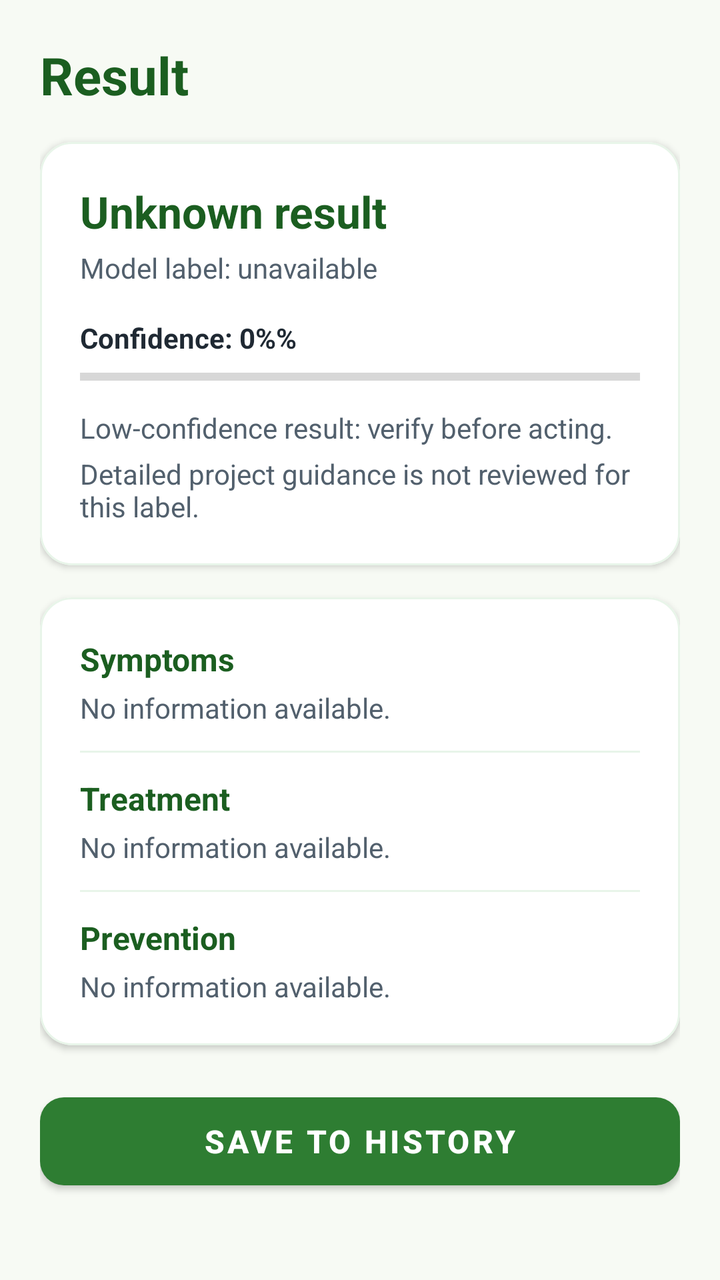
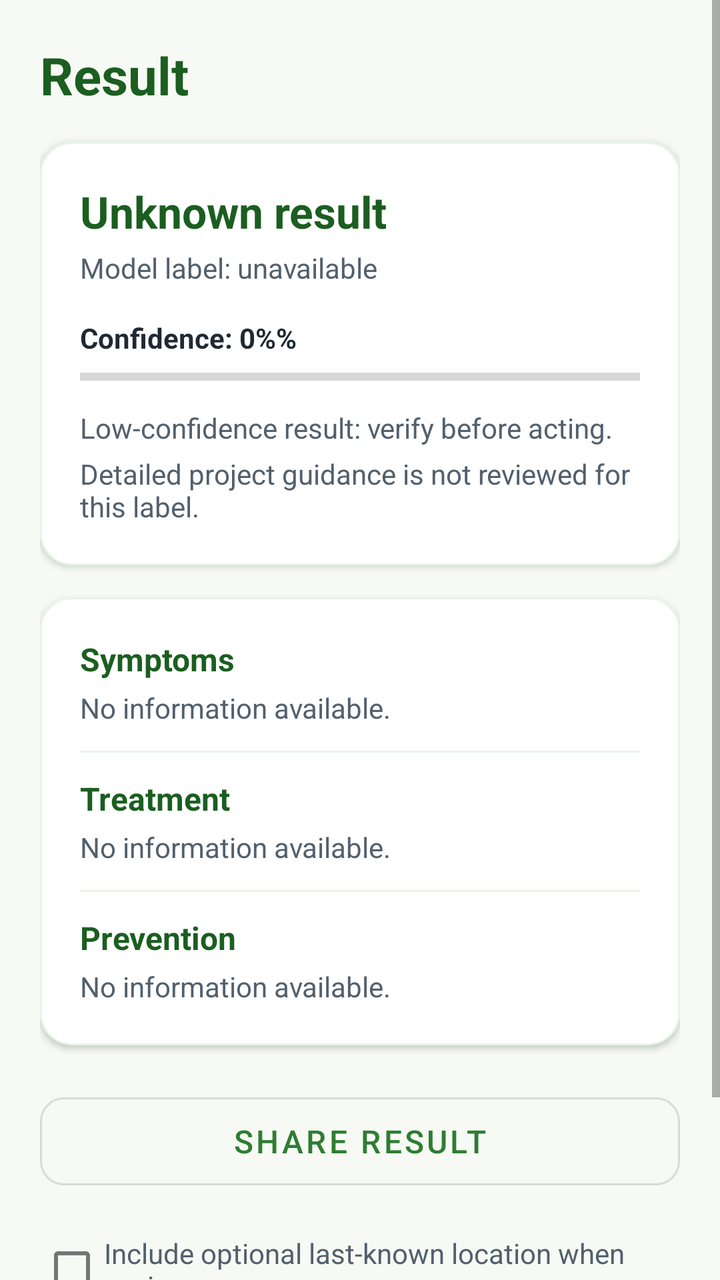

The first picture is an Android layout as it rendered before a commit; the second is the same layout after the commit. The layout source and the unified diff follow.
<!-- AndroidManifest.xml: application theme Theme.Cropora -->
<!-- res/layout/activity_result.xml -->
<?xml version="1.0" encoding="utf-8"?>
<ScrollView xmlns:android="http://schemas.android.com/apk/res/android"
    xmlns:app="http://schemas.android.com/apk/res-auto"
    android:layout_width="match_parent"
    android:layout_height="match_parent"
    android:background="@color/screen_background"
    android:fillViewport="true">

    <LinearLayout
        android:layout_width="match_parent"
        android:layout_height="wrap_content"
        android:orientation="vertical"
        android:padding="20dp">

        <TextView
            android:id="@+id/textResultTitle"
            android:layout_width="match_parent"
            android:layout_height="wrap_content"
            android:text="@string/result_title"
            android:textColor="@color/leaf_green_dark"
            android:textSize="26sp"
            android:textStyle="bold" />

        
        <com.google.android.material.card.MaterialCardView
            android:layout_width="match_parent"
            android:layout_height="wrap_content"
            android:layout_marginTop="16dp"
            app:cardCornerRadius="16dp"
            app:cardElevation="2dp"
            app:cardBackgroundColor="@color/white"
            app:strokeWidth="1dp"
            app:strokeColor="@color/leaf_surface">

            <LinearLayout
                android:layout_width="match_parent"
                android:layout_height="wrap_content"
                android:orientation="vertical"
                android:padding="20dp">

                <TextView
                    android:id="@+id/textResultDisease"
                    android:layout_width="match_parent"
                    android:layout_height="wrap_content"
                    android:text="@string/result_unknown"
                    android:textColor="@color/leaf_green_dark"
                    android:textSize="22sp"
                    android:textStyle="bold" />

                <TextView
                    android:id="@+id/textResultModelLabel"
                    android:layout_width="match_parent"
                    android:layout_height="wrap_content"
                    android:layout_marginTop="4dp"
                    android:text="@string/model_label_placeholder"
                    android:textColor="@color/text_secondary"
                    android:textSize="14sp" />

                <TextView
                    android:id="@+id/textResultConfidence"
                    android:layout_width="match_parent"
                    android:layout_height="wrap_content"
                    android:layout_marginTop="16dp"
                    android:text="@string/confidence_placeholder"
                    android:textColor="@color/text_primary"
                    android:textStyle="bold" />

                <ProgressBar
                    android:id="@+id/progressResultConfidence"
                    style="?android:attr/progressBarStyleHorizontal"
                    android:layout_width="match_parent"
                    android:layout_height="8dp"
                    android:layout_marginTop="6dp"
                    android:max="100"
                    android:progress="0"
                    android:progressTint="@color/leaf_green" />

                <TextView
                    android:id="@+id/textResultStatus"
                    android:layout_width="match_parent"
                    android:layout_height="wrap_content"
                    android:layout_marginTop="12dp"
                    android:text="@string/result_uncertain"
                    android:textColor="@color/text_secondary"
                    android:textSize="14sp" />

                <TextView
                    android:id="@+id/textGuidanceStatus"
                    android:layout_width="match_parent"
                    android:layout_height="wrap_content"
                    android:layout_marginTop="4dp"
                    android:text="@string/guidance_not_reviewed"
                    android:textColor="@color/text_secondary"
                    android:textSize="14sp" />

            </LinearLayout>
        </com.google.android.material.card.MaterialCardView>

        
        <com.google.android.material.card.MaterialCardView
            android:layout_width="match_parent"
            android:layout_height="wrap_content"
            android:layout_marginTop="16dp"
            app:cardCornerRadius="16dp"
            app:cardElevation="2dp"
            app:cardBackgroundColor="@color/white"
            app:strokeWidth="1dp"
            app:strokeColor="@color/leaf_surface">

            <LinearLayout
                android:layout_width="match_parent"
                android:layout_height="wrap_content"
                android:orientation="vertical"
                android:padding="20dp">

                <TextView
                    android:layout_width="match_parent"
                    android:layout_height="wrap_content"
                    android:text="@string/symptoms_heading"
                    android:textColor="@color/leaf_green_dark"
                    android:textSize="16sp"
                    android:textStyle="bold" />

                <TextView
                    android:id="@+id/textResultSymptoms"
                    android:layout_width="match_parent"
                    android:layout_height="wrap_content"
                    android:layout_marginTop="4dp"
                    android:text="@string/guidance_unavailable"
                    android:textColor="@color/text_secondary"
                    android:lineSpacingExtra="2dp" />

                <View
                    android:layout_width="match_parent"
                    android:layout_height="1dp"
                    android:layout_marginTop="12dp"
                    android:layout_marginBottom="12dp"
                    android:background="@color/leaf_surface" />

                <TextView
                    android:layout_width="match_parent"
                    android:layout_height="wrap_content"
                    android:text="@string/treatment_heading"
                    android:textColor="@color/leaf_green_dark"
                    android:textSize="16sp"
                    android:textStyle="bold" />

                <TextView
                    android:id="@+id/textResultTreatment"
                    android:layout_width="match_parent"
                    android:layout_height="wrap_content"
                    android:layout_marginTop="4dp"
                    android:text="@string/guidance_unavailable"
                    android:textColor="@color/text_secondary"
                    android:lineSpacingExtra="2dp" />

                <View
                    android:layout_width="match_parent"
                    android:layout_height="1dp"
                    android:layout_marginTop="12dp"
                    android:layout_marginBottom="12dp"
                    android:background="@color/leaf_surface" />

                <TextView
                    android:layout_width="match_parent"
                    android:layout_height="wrap_content"
                    android:text="@string/prevention_heading"
                    android:textColor="@color/leaf_green_dark"
                    android:textSize="16sp"
                    android:textStyle="bold" />

                <TextView
                    android:id="@+id/textResultPrevention"
                    android:layout_width="match_parent"
                    android:layout_height="wrap_content"
                    android:layout_marginTop="4dp"
                    android:text="@string/guidance_unavailable"
                    android:textColor="@color/text_secondary"
                    android:lineSpacingExtra="2dp" />

            </LinearLayout>
        </com.google.android.material.card.MaterialCardView>

        <com.google.android.material.button.MaterialButton
            android:id="@+id/buttonSaveHistory"
            android:layout_width="match_parent"
            android:layout_height="56dp"
            android:layout_marginTop="20dp"
            android:text="@string/save_to_history"
            android:textSize="16sp"
            android:textStyle="bold"
            app:backgroundTint="@color/leaf_green"
            app:cornerRadius="12dp"
            app:elevation="3dp" />

    </LinearLayout>
</ScrollView>
<!-- resources referenced by this layout -->
<resources>
  <color name="leaf_green">#2E7D32</color>
  <color name="leaf_green_dark">#1B5E20</color>
  <color name="leaf_surface">#E8F5E9</color>
  <color name="screen_background">#F7FAF4</color>
  <color name="text_primary">#1F2933</color>
  <color name="text_secondary">#52606D</color>
  <color name="white">#FFFFFF</color>
  <string name="confidence_placeholder">Confidence: 0%%</string>
  <string name="guidance_not_reviewed">Detailed project guidance is not reviewed for this label.</string>
  <string name="guidance_unavailable">No information available.</string>
  <string name="model_label_placeholder">Model label: unavailable</string>
  <string name="prevention_heading">Prevention</string>
  <string name="result_title">Result</string>
  <string name="result_uncertain">Low-confidence result: verify before acting.</string>
  <string name="result_unknown">Unknown result</string>
  <string name="save_to_history">Save to History</string>
  <string name="symptoms_heading">Symptoms</string>
  <string name="treatment_heading">Treatment</string>
  <style name="Theme.Cropora" parent="Theme.MaterialComponents.DayNight.DarkActionBar">
          <item name="colorPrimary">@color/leaf_green</item>
          <item name="colorPrimaryDark">@color/leaf_green_dark</item>
          <item name="colorAccent">@color/leaf_green</item>
          <item name="android:windowBackground">@color/screen_background</item>
      </style>
</resources>

<!-- the commit's change to res/layout/activity_result.xml (unified diff, before → after) -->
@@ -182,10 +182,28 @@
         </com.google.android.material.card.MaterialCardView>
 
         <com.google.android.material.button.MaterialButton
-            android:id="@+id/buttonSaveHistory"
+            android:id="@+id/buttonShareResult"
+            style="@style/Widget.MaterialComponents.Button.OutlinedButton"
             android:layout_width="match_parent"
             android:layout_height="56dp"
             android:layout_marginTop="20dp"
+            android:text="@string/share_result"
+            android:textSize="16sp"
+            app:cornerRadius="12dp" />
+
+        <CheckBox
+            android:id="@+id/checkboxIncludeLocation"
+            android:layout_width="match_parent"
+            android:layout_height="wrap_content"
+            android:layout_marginTop="12dp"
+            android:text="@string/include_location"
+            android:textColor="@color/text_secondary" />
+
+        <com.google.android.material.button.MaterialButton
+            android:id="@+id/buttonSaveHistory"
+            android:layout_width="match_parent"
+            android:layout_height="56dp"
+            android:layout_marginTop="12dp"
             android:text="@string/save_to_history"
             android:textSize="16sp"
             android:textStyle="bold"
<!-- resource entries referenced after the edit -->
@@ -10,12 +10,14 @@
   <string name="confidence_placeholder">Confidence: 0%%</string>
   <string name="guidance_not_reviewed">Detailed project guidance is not reviewed for this label.</string>
   <string name="guidance_unavailable">No information available.</string>
+  <string name="include_location">Include optional last-known location when saving</string>
   <string name="model_label_placeholder">Model label: unavailable</string>
   <string name="prevention_heading">Prevention</string>
   <string name="result_title">Result</string>
   <string name="result_uncertain">Low-confidence result: verify before acting.</string>
   <string name="result_unknown">Unknown result</string>
   <string name="save_to_history">Save to History</string>
+  <string name="share_result">Share Result</string>
   <string name="symptoms_heading">Symptoms</string>
   <string name="treatment_heading">Treatment</string>
   <style name="Theme.Cropora" parent="Theme.MaterialComponents.DayNight.DarkActionBar">
